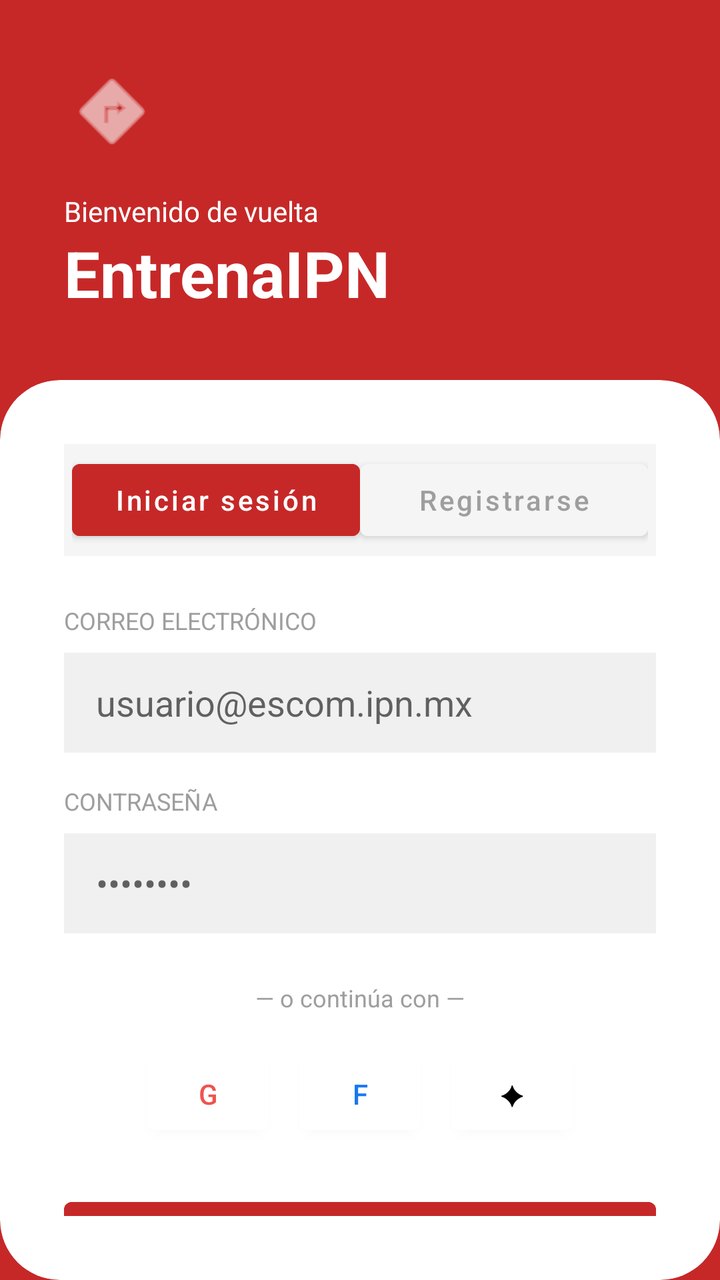
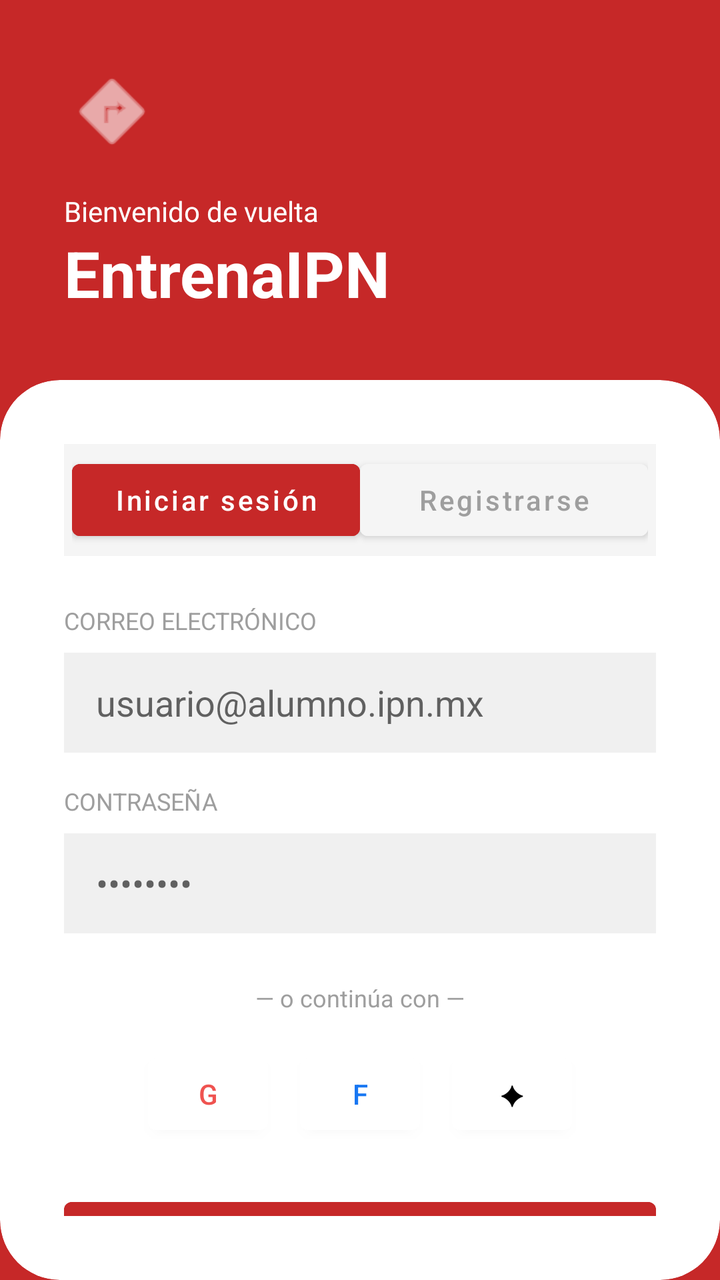

Two renders of the same Android screen: before a commit and after it. Below are the layout's source before the change and the commit's diff.
<!-- AndroidManifest.xml: application theme Theme.ActivaESCOM -->
<!-- res/layout/activity_login.xml -->
<?xml version="1.0" encoding="utf-8"?>
<androidx.constraintlayout.widget.ConstraintLayout xmlns:android="http://schemas.android.com/apk/res/android"
    xmlns:app="http://schemas.android.com/apk/res-auto"
    android:id="@+id/main"
    android:layout_width="match_parent"
    android:layout_height="match_parent"
    android:background="@color/red_1">

    <ImageView
        android:id="@+id/ic_run"
        android:layout_width="48dp"
        android:layout_height="48dp"
        android:layout_margin="32dp"
        android:src="@android:drawable/ic_menu_directions"
        app:tint="@color/white"
        app:layout_constraintStart_toStartOf="parent"
        app:layout_constraintTop_toTopOf="parent" />

    <TextView
        android:id="@+id/tv_welcome"
        android:layout_width="wrap_content"
        android:layout_height="wrap_content"
        android:layout_marginStart="32dp"
        android:layout_marginTop="16dp"
        android:text="Bienvenido de vuelta"
        android:textColor="@color/white"
        android:textSize="14sp"
        app:layout_constraintStart_toStartOf="parent"
        app:layout_constraintTop_toBottomOf="@id/ic_run" />

    <TextView
        android:id="@+id/tv_title"
        android:layout_width="wrap_content"
        android:layout_height="wrap_content"
        android:layout_marginStart="32dp"
        android:text="EntrenaIPN"
        android:textColor="@color/white"
        android:textSize="32sp"
        android:textStyle="bold"
        app:layout_constraintStart_toStartOf="parent"
        app:layout_constraintTop_toBottomOf="@id/tv_welcome" />

    <androidx.cardview.widget.CardView
        android:layout_width="match_parent"
        android:layout_height="0dp"
        android:layout_marginTop="32dp"
        app:cardCornerRadius="30dp"
        app:cardElevation="0dp"
        app:layout_constraintBottom_toBottomOf="parent"
        app:layout_constraintTop_toBottomOf="@id/tv_title">

        <LinearLayout
            android:layout_width="match_parent"
            android:layout_height="match_parent"
            android:orientation="vertical"
            android:padding="32dp">

            
            <LinearLayout
                android:layout_width="match_parent"
                android:layout_height="wrap_content"
                android:background="@color/gray_background"
                android:orientation="horizontal"
                android:padding="4dp">

                <Button
                    android:id="@+id/btnTabLogin"
                    android:layout_width="0dp"
                    android:layout_height="wrap_content"
                    android:layout_weight="1"
                    android:backgroundTint="@color/red_1"
                    android:text="Iniciar sesión"
                    android:textAllCaps="false"
                    android:textColor="@color/white" />

                <Button
                    android:id="@+id/btnTabRegister"
                    android:layout_width="0dp"
                    android:layout_height="wrap_content"
                    android:layout_weight="1"
                    android:backgroundTint="@color/gray_background"
                    android:elevation="0dp"
                    android:text="Registrarse"
                    android:textAllCaps="false"
                    android:textColor="@color/gray_text" />
            </LinearLayout>

            <TextView
                android:layout_width="wrap_content"
                android:layout_height="wrap_content"
                android:layout_marginTop="24dp"
                android:text="CORREO ELECTRÓNICO"
                android:textColor="@color/gray_text"
                android:textSize="12sp" />

            <EditText
                android:id="@+id/etEmail"
                android:layout_width="match_parent"
                android:layout_height="50dp"
                android:layout_marginTop="8dp"
                android:background="#F0F0F0"
                android:hint="usuario@escom.ipn.mx"
                android:inputType="textEmailAddress"
                android:paddingHorizontal="16dp" />

            <TextView
                android:layout_width="wrap_content"
                android:layout_height="wrap_content"
                android:layout_marginTop="16dp"
                android:text="CONTRASEÑA"
                android:textColor="@color/gray_text"
                android:textSize="12sp" />

            <EditText
                android:id="@+id/etPassword"
                android:layout_width="match_parent"
                android:layout_height="50dp"
                android:layout_marginTop="8dp"
                android:background="#F0F0F0"
                android:hint="••••••••"
                android:inputType="textPassword"
                android:paddingHorizontal="16dp" />

            <TextView
                android:layout_width="match_parent"
                android:layout_height="wrap_content"
                android:layout_marginTop="24dp"
                android:gravity="center"
                android:text="— o continúa con —"
                android:textColor="@color/gray_text"
                android:textSize="12sp" />

            <LinearLayout
                android:layout_width="match_parent"
                android:layout_height="wrap_content"
                android:layout_marginTop="16dp"
                android:gravity="center"
                android:orientation="horizontal">

                <Button
                    android:layout_width="60dp"
                    android:layout_height="wrap_content"
                    android:layout_marginEnd="16dp"
                    android:backgroundTint="@color/white"
                    android:text="G"
                    android:textColor="@color/red_3" />

                <Button
                    android:layout_width="60dp"
                    android:layout_height="wrap_content"
                    android:layout_marginEnd="16dp"
                    android:backgroundTint="@color/white"
                    android:text="f"
                    android:textColor="#1877F2" />

                <Button
                    android:layout_width="60dp"
                    android:layout_height="wrap_content"
                    android:backgroundTint="@color/white"
                    android:text="✦"
                    android:textColor="@color/black" />
            </LinearLayout>

            <Button
                android:id="@+id/btnEntrar"
                android:layout_width="match_parent"
                android:layout_height="60dp"
                android:layout_marginTop="24dp"
                android:backgroundTint="@color/red_1"
                android:text="ENTRAR"
                android:textColor="@color/white"
                android:textStyle="bold" />

            <TextView
                android:layout_width="match_parent"
                android:layout_height="wrap_content"
                android:layout_marginTop="16dp"
                android:gravity="center"
                android:text="Olvidé mi contraseña"
                android:textColor="@color/gray_text"
                android:textSize="12sp" />

        </LinearLayout>
    </androidx.cardview.widget.CardView>
</androidx.constraintlayout.widget.ConstraintLayout>
<!-- resources referenced by this layout -->
<resources>
  <color name="black">#FF000000</color>
  <color name="gray_background">#F5F5F5</color>
  <color name="gray_text">#9E9E9E</color>
  <color name="red_1">#C62828</color>
  <color name="red_3">#EF5350</color>
  <color name="white">#FFFFFFFF</color>
  <style name="Theme.ActivaESCOM" parent="Base.Theme.ActivaESCOM">
      </style>
  <style name="Base.Theme.ActivaESCOM" parent="Theme.MaterialComponents.DayNight.NoActionBar">
      </style>
</resources>

<!-- the commit's change to res/layout/activity_login.xml (unified diff, before → after) -->
@@ -99,7 +99,7 @@
                 android:layout_height="50dp"
                 android:layout_marginTop="8dp"
                 android:background="#F0F0F0"
-                android:hint="usuario@escom.ipn.mx"
+                android:hint="usuario@alumno.ipn.mx"
                 android:inputType="textEmailAddress"
                 android:paddingHorizontal="16dp" />
 
